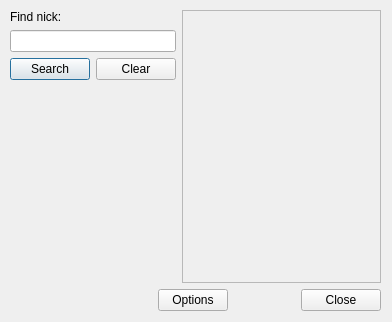
First picture: the form in ui/find_nick.ui, repository gitter-badger/simplechatclient, before the edit.
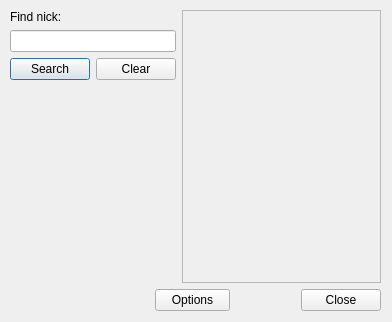
Second picture: the form after the edit.

Commit message: options button +5px

Patch:
```diff
--- a/ui/find_nick.ui
+++ b/ui/find_nick.ui
@@ -122,7 +122,7 @@
         </property>
         <property name="minimumSize">
          <size>
-          <width>70</width>
+          <width>75</width>
           <height>0</height>
          </size>
         </property>
```
The commit also changes 5 other files.
